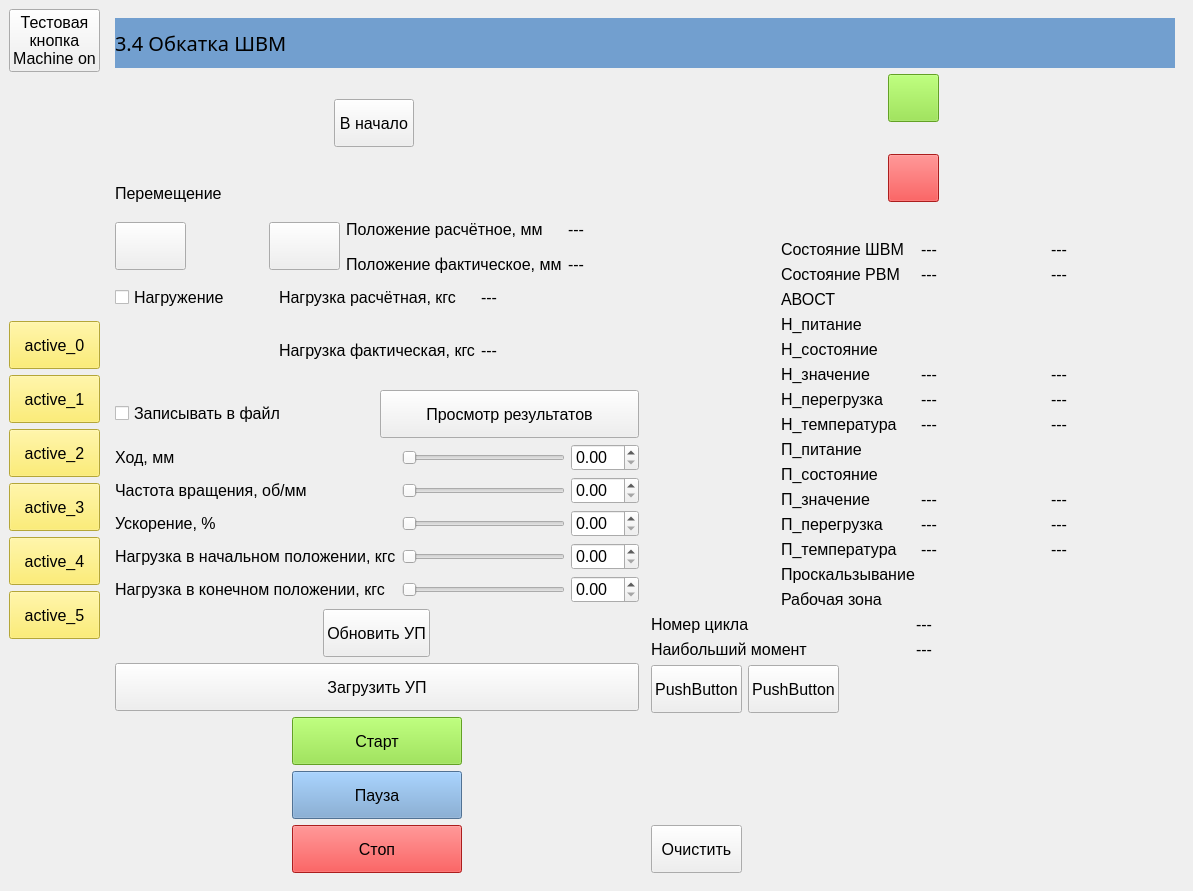
Before: the Qt Designer form BallScrewVCP4.ui in Ornstein89/BallScrewControl_QtVCP, drawn with Qt 5.
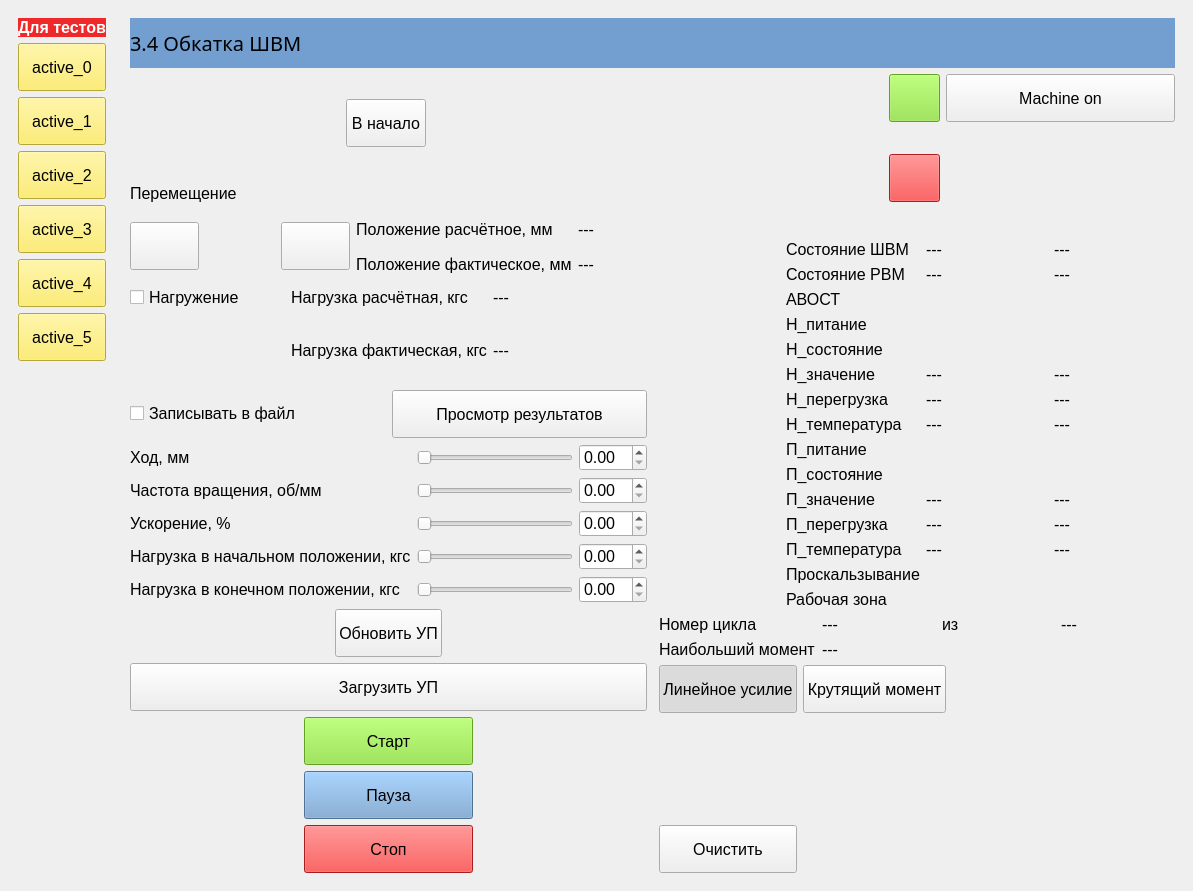
After: the same form once the commit is applied. Icons and pictures are not drawn. Custom widgets are drawn as their Qt base class.

Patch:
```diff
--- a/BallScrewVCP4.ui
+++ b/BallScrewVCP4.ui
@@ -38,6 +38,126 @@
   </property>
   <widget class="QWidget" name="centralwidget">
    <layout class="QGridLayout" name="gridLayout">
+    <item row="0" column="0">
+     <widget class="QWidget" name="widget" native="true">
+      <property name="styleSheet">
+       <string notr="true">#widget {
+background-image: url(./resources/stripes.png);
+}</string>
+      </property>
+      <layout class="QGridLayout" name="gridLayout_2">
+       <item row="5" column="0">
+        <widget class="PushButton" name="btnTestActive4">
+         <property name="styleSheet">
+          <string notr="true">background-color: rgb(252, 233, 79);</string>
+         </property>
+         <property name="text">
+          <string>active_4</string>
+         </property>
+         <property name="checkable">
+          <bool>true</bool>
+         </property>
+        </widget>
+       </item>
+       <item row="6" column="0">
+        <widget class="PushButton" name="btnTestActive5">
+         <property name="styleSheet">
+          <string notr="true">background-color: rgb(252, 233, 79);</string>
+         </property>
+         <property name="text">
+          <string>active_5</string>
+         </property>
+         <property name="checkable">
+          <bool>true</bool>
+         </property>
+        </widget>
+       </item>
+       <item row="1" column="0">
+        <widget class="PushButton" name="btnTestActive0">
+         <property name="styleSheet">
+          <string notr="true">background-color: rgb(252, 233, 79);</string>
+         </property>
+         <property name="text">
+          <string>active_0</string>
+         </property>
+         <property name="checkable">
+          <bool>true</bool>
+         </property>
+         <property name="checked_state_text_option" stdset="0">
+          <bool>false</bool>
+         </property>
+        </widget>
+       </item>
+       <item row="2" column="0">
+        <widget class="PushButton" name="btnTestActive1">
+         <property name="styleSheet">
+          <string notr="true">background-color: rgb(252, 233, 79);</string>
+         </property>
+         <property name="text">
+          <string>active_1</string>
+         </property>
+         <property name="checkable">
+          <bool>true</bool>
+         </property>
+        </widget>
+       </item>
+       <item row="3" column="0">
+        <widget class="PushButton" name="btnTestActive2">
+         <property name="styleSheet">
+          <string notr="true">background-color: rgb(252, 233, 79);</string>
+         </property>
+         <property name="text">
+          <string>active_2</string>
+         </property>
+         <property name="checkable">
+          <bool>true</bool>
+         </property>
+        </widget>
+       </item>
+       <item row="4" column="0">
+        <widget class="PushButton" name="btnTestActive3">
+         <property name="styleSheet">
+          <string notr="true">background-color: rgb(252, 233, 79);</string>
+         </property>
+         <property name="text">
+          <string>active_3</string>
+         </property>
+         <property name="checkable">
+          <bool>true</bool>
+         </property>
+        </widget>
+       </item>
+       <item row="7" column="0">
+        <spacer name="verticalSpacer_3">
+         <property name="orientation">
+          <enum>Qt::Vertical</enum>
+         </property>
+         <property name="sizeHint" stdset="0">
+          <size>
+           <width>20</width>
+           <height>40</height>
+          </size>
+         </property>
+        </spacer>
+       </item>
+       <item row="0" column="0">
+        <widget class="QLabel" name="label">
+         <property name="styleSheet">
+          <string notr="true">color: rgb(255, 255, 255);
+background-color: rgb(239, 41, 41);
+font: bold</string>
+         </property>
+         <property name="text">
+          <string>Для тестов</string>
+         </property>
+         <property name="margin">
+          <number>5</number>
+         </property>
+        </widget>
+       </item>
+      </layout>
+     </widget>
+    </item>
     <item row="0" column="1">
      <widget class="QStackedWidget" name="stackedWidget">
       <property name="currentIndex">
@@ -372,10 +492,10 @@
         </item>
         <item row="5" column="2">
          <layout class="QGridLayout" name="gridLayout_23">
-          <item row="0" column="0">
-           <widget class="QLabel" name="label_74">
+          <item row="0" column="2">
+           <widget class="QLabel" name="label_2">
             <property name="text">
-             <string>Номер цикла</string>
+             <string>из</string>
             </property>
            </widget>
           </item>
@@ -387,12 +507,19 @@
            </widget>
           </item>
           <item row="0" column="1">
-           <widget class="QLabel" name="label_22">
+           <widget class="QLabel" name="lblI34">
             <property name="text">
              <string>---</string>
             </property>
            </widget>
           </item>
+          <item row="0" column="0">
+           <widget class="QLabel" name="label_74">
+            <property name="text">
+             <string>Номер цикла</string>
+            </property>
+           </widget>
+          </item>
           <item row="1" column="1">
            <widget class="QLabel" name="lblTorque_Max34">
             <property name="text">
@@ -400,6 +527,13 @@
             </property>
            </widget>
           </item>
+          <item row="0" column="3">
+           <widget class="QLabel" name="lblN34">
+            <property name="text">
+             <string>---</string>
+            </property>
+           </widget>
+          </item>
          </layout>
         </item>
         <item row="1" column="0" rowspan="6">
@@ -607,6 +741,16 @@
               <property name="text">
                <string>Старт</string>
               </property>
+              <property name="icon">
+               <iconset>
+                <normaloff>resources/play.png</normaloff>resources/play.png</iconset>
+              </property>
+              <property name="iconSize">
+               <size>
+                <width>40</width>
+                <height>40</height>
+               </size>
+              </property>
               <property name="run_action" stdset="0">
                <bool>true</bool>
               </property>
@@ -620,6 +764,16 @@
               <property name="text">
                <string>Пауза</string>
               </property>
+              <property name="icon">
+               <iconset>
+                <normaloff>resources/pause.png</normaloff>resources/pause.png</iconset>
+              </property>
+              <property name="iconSize">
+               <size>
+                <width>40</width>
+                <height>40</height>
+               </size>
+              </property>
               <property name="pause_action" stdset="0">
                <bool>true</bool>
               </property>
@@ -633,6 +787,16 @@
               <property name="text">
                <string>Стоп</string>
               </property>
+              <property name="icon">
+               <iconset>
+                <normaloff>resources/stop.png</normaloff>resources/stop.png</iconset>
+              </property>
+              <property name="iconSize">
+               <size>
+                <width>40</width>
+                <height>40</height>
+               </size>
+              </property>
               <property name="abort_action" stdset="0">
                <bool>true</bool>
               </property>
@@ -790,23 +954,32 @@
            </spacer>
           </item>
           <item row="2" column="0">
-           <widget class="QPushButton" name="pushButton_16">
+           <widget class="QPushButton" name="btnClearPlot34">
             <property name="text">
              <string>Очистить</string>
             </property>
            </widget>
           </item>
           <item row="0" column="0">
-           <widget class="QPushButton" name="pushButton">
+           <widget class="QPushButton" name="btnShowForse34">
             <property name="text">
-             <string>PushButton</string>
+             <string>Линейное усилие</string>
+            </property>
+            <property name="checkable">
+             <bool>true</bool>
+            </property>
+            <property name="checked">
+             <bool>true</bool>
             </property>
            </widget>
           </item>
           <item row="0" column="1">
-           <widget class="QPushButton" name="pushButton_2">
+           <widget class="QPushButton" name="btnShowTorque34">
             <property name="text">
-             <string>PushButton</string>
+             <string>Крутящий момент</string>
+            </property>
+            <property name="checkable">
+             <bool>true</bool>
             </property>
            </widget>
           </item>
@@ -925,144 +1098,31 @@
             </property>
            </spacer>
           </item>
+          <item row="1" column="3">
+           <widget class="ActionButton" name="actionbutton">
+            <property name="text">
+             <string>Machine on</string>
+            </property>
+            <property name="indicator_option" stdset="0">
+             <bool>true</bool>
+            </property>
+            <property name="indicator_status_option" stdset="0">
+             <bool>true</bool>
+            </property>
+            <property name="is_estopped_status" stdset="0">
+             <bool>true</bool>
+            </property>
+            <property name="estop_action" stdset="0">
+             <bool>true</bool>
+            </property>
+           </widget>
+          </item>
          </layout>
         </item>
        </layout>
       </widget>
      </widget>
     </item>
-    <item row="0" column="0">
-     <layout class="QVBoxLayout" name="verticalLayout_3">
-      <item>
-       <widget class="ActionButton" name="actionbutton">
-        <property name="text">
-         <string>Тестовая
-кнопка
-Machine on</string>
-        </property>
-        <property name="indicator_option" stdset="0">
-         <bool>true</bool>
-        </property>
-        <property name="indicator_status_option" stdset="0">
-         <bool>true</bool>
-        </property>
-        <property name="is_estopped_status" stdset="0">
-         <bool>true</bool>
-        </property>
-        <property name="estop_action" stdset="0">
-         <bool>true</bool>
-        </property>
-       </widget>
-      </item>
-      <item>
-       <spacer name="verticalSpacer">
-        <property name="orientation">
-         <enum>Qt::Vertical</enum>
-        </property>
-        <property name="sizeHint" stdset="0">
-         <size>
-          <width>20</width>
-          <height>40</height>
-         </size>
-        </property>
-       </spacer>
-      </item>
-      <item>
-       <widget class="PushButton" name="btnTestActive0">
-        <property name="styleSheet">
-         <string notr="true">background-color: rgb(252, 233, 79);</string>
-        </property>
-        <property name="text">
-         <string>active_0</string>
-        </property>
-        <property name="checkable">
-         <bool>true</bool>
-        </property>
-        <property name="checked_state_text_option" stdset="0">
-         <bool>false</bool>
-        </property>
-       </widget>
-      </item>
-      <item>
-       <widget class="PushButton" name="btnTestActive1">
-        <property name="styleSheet">
-         <string notr="true">background-color: rgb(252, 233, 79);</string>
-        </property>
-        <property name="text">
-         <string>active_1</string>
-        </property>
-        <property name="checkable">
-         <bool>true</bool>
-        </property>
-       </widget>
-      </item>
-      <item>
-       <widget class="PushButton" name="btnTestActive2">
-        <property name="styleSheet">
-         <string notr="true">background-color: rgb(252, 233, 79);</string>
-        </property>
-        <property name="text">
-         <string>active_2</string>
-        </property>
-        <property name="checkable">
-         <bool>true</bool>
-        </property>
-       </widget>
-      </item>
-      <item>
-       <widget class="PushButton" name="btnTestActive3">
-        <property name="styleSheet">
-         <string notr="true">background-color: rgb(252, 233, 79);</string>
-        </property>
-        <property name="text">
-         <string>active_3</string>
-        </property>
-        <property name="checkable">
-         <bool>true</bool>
-        </property>
-       </widget>
-      </item>
-      <item>
-       <widget class="PushButton" name="btnTestActive4">
-        <property name="styleSheet">
-         <string notr="true">background-color: rgb(252, 233, 79);</string>
-        </property>
-        <property name="text">
-         <string>active_4</string>
-        </property>
-        <property name="checkable">
-         <bool>true</bool>
-        </property>
-       </widget>
-      </item>
-      <item>
-       <widget class="PushButton" name="btnTestActive5">
-        <property name="styleSheet">
-         <string notr="true">background-color: rgb(252, 233, 79);</string>
-        </property>
-        <property name="text">
-         <string>active_5</string>
-        </property>
-        <property name="checkable">
-         <bool>true</bool>
-        </property>
-       </widget>
-      </item>
-      <item>
-       <spacer name="verticalSpacer_3">
-        <property name="orientation">
-         <enum>Qt::Vertical</enum>
-        </property>
-        <property name="sizeHint" stdset="0">
-         <size>
-          <width>20</width>
-          <height>40</height>
-         </size>
-        </property>
-       </spacer>
-      </item>
-     </layout>
-    </item>
    </layout>
   </widget>
  </widget>
```
Left out of the diff: 53 changed lines with no effect on the pictures.
